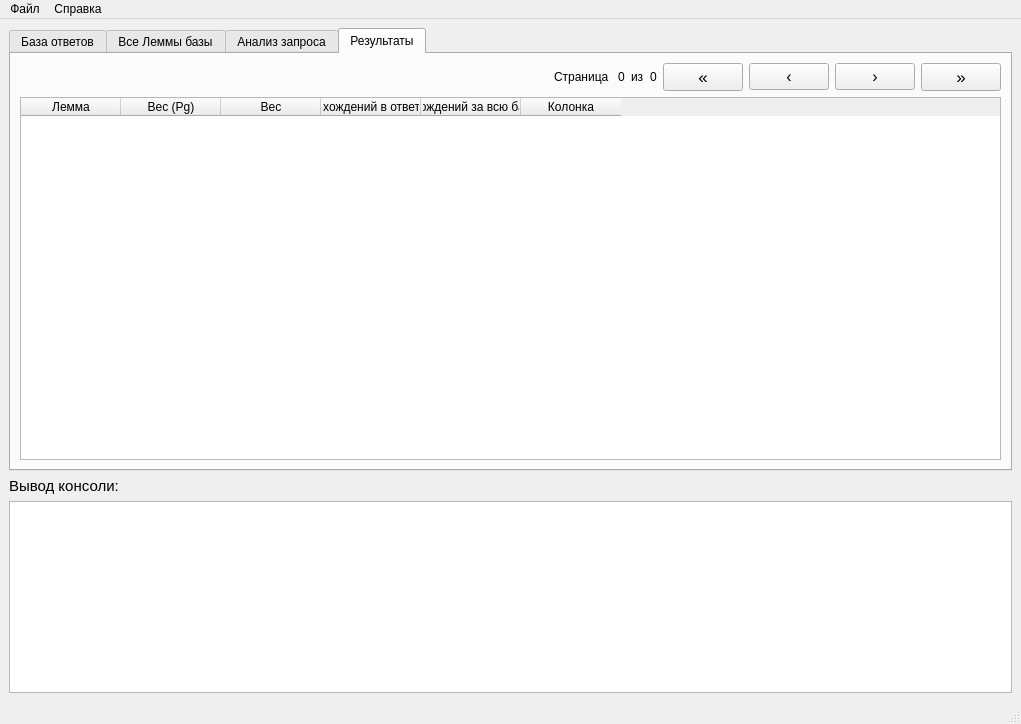
PaiNt-git/study.mag_diploma, file src/info_service/info_service.ui: the form before one commit.
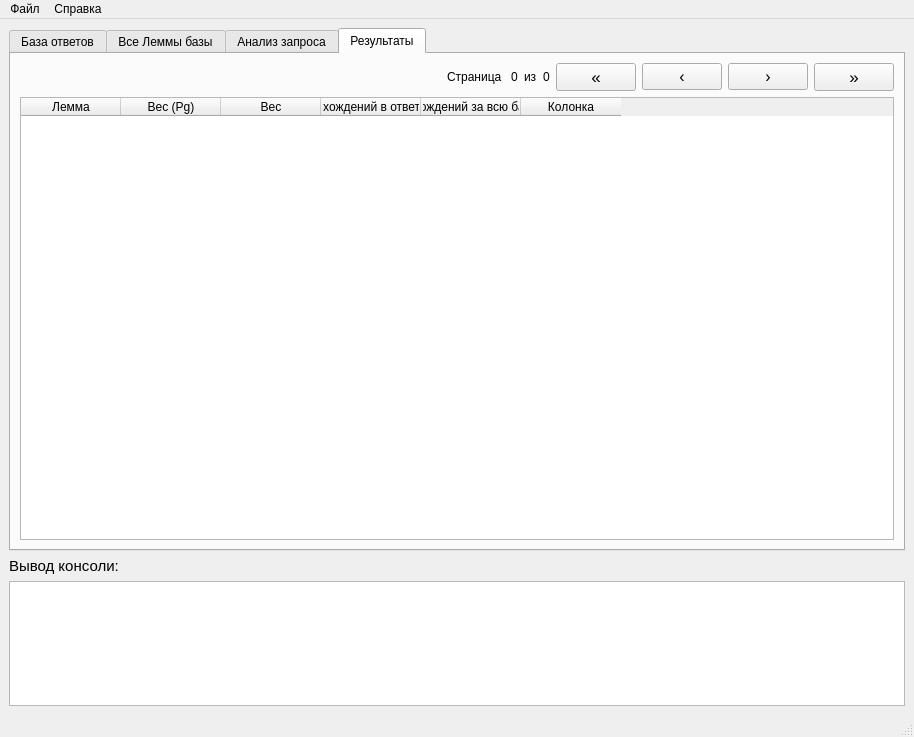
The form after the commit. The open tabs and pages were chosen to show the change. Icons and pictures are not drawn.

What changed in the file:
```diff
--- a/src/info_service/info_service.ui
+++ b/src/info_service/info_service.ui
@@ -7,8 +7,8 @@
    <rect>
     <x>0</x>
     <y>0</y>
-    <width>1021</width>
-    <height>724</height>
+    <width>914</width>
+    <height>737</height>
    </rect>
   </property>
   <property name="sizePolicy">
@@ -20,6 +20,16 @@
   <property name="windowTitle">
    <string>База знаний ответов на вопросы</string>
   </property>
+  <property name="windowIcon">
+   <iconset resource="info_service.qrc">
+    <normaloff>:/main/phil.png</normaloff>:/main/phil.png</iconset>
+  </property>
+  <property name="iconSize">
+   <size>
+    <width>32</width>
+    <height>32</height>
+   </size>
+  </property>
   <widget class="QWidget" name="centralwidget">
    <layout class="QGridLayout" name="gridLayout_2">
     <item row="0" column="0">
@@ -653,6 +663,12 @@
       </item>
       <item>
        <widget class="QPlainTextEdit" name="ConsoleView">
+        <property name="maximumSize">
+         <size>
+          <width>16777215</width>
+          <height>125</height>
+         </size>
+        </property>
         <property name="font">
          <font>
           <family>Consolas</family>
@@ -678,7 +694,7 @@
     <rect>
      <x>0</x>
      <y>0</y>
-     <width>1021</width>
+     <width>914</width>
      <height>21</height>
     </rect>
    </property>
```
Left out of the diff: 6 changed lines with no effect on the pictures.
